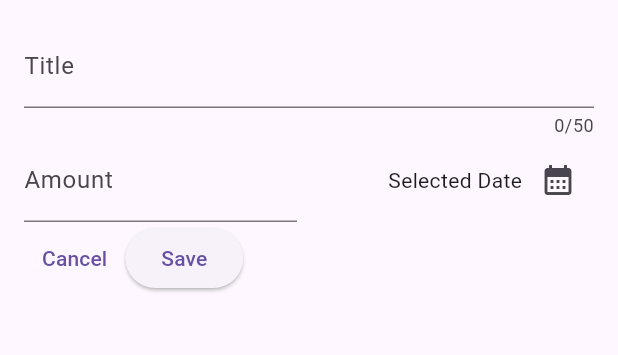
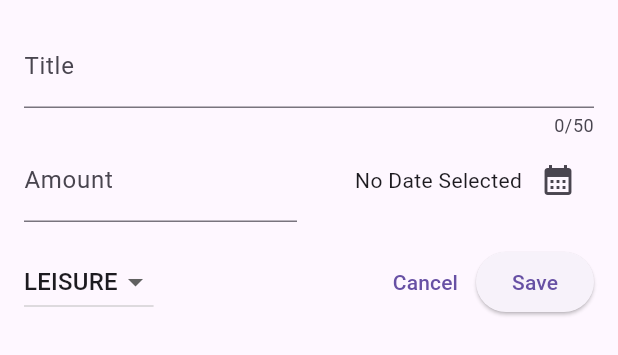
Before and after one commit to shefattonmoy/expense-tracker-app, a Flutter app: the NewExpense widget shown alone on an empty page, opened directly, on a phone screen of 412 x 824 dp. Shown: the top 355 px of the screen. Run offline on Flutter 3.47's test engine with Material 3 defaults, Android fonts, the light colour scheme and no system bars.

Commit message:
error handling done

```diff
--- a/lib/widgets/new_expense.dart
+++ b/lib/widgets/new_expense.dart
@@ -1,4 +1,5 @@
 import 'package:flutter/material.dart';
+import 'package:express_tracker/models/expense.dart';
 
 class NewExpense extends StatefulWidget {
   const NewExpense({super.key});
@@ -10,15 +11,53 @@ class NewExpense extends StatefulWidget {
 }
 
 class _NewExpenseState extends State<NewExpense> {
-
   final _titleController = TextEditingController();
 
   final _amountController = TextEditingController();
 
-  void _presentDatePicker() {
+  DateTime? _selectedDate;
+
+  Category _selectedCategory = Category.leisure;
+
+  void _presentDatePicker() async {
     final now = DateTime.now();
     final firstDate = DateTime(now.year - 1, now.month, now.day);
-    showDatePicker(context: context, initialDate: now, firstDate: firstDate, lastDate: now);
+    var pickedDate = await showDatePicker(
+      context: context,
+      initialDate: now,
+      firstDate: firstDate,
+      lastDate: now,
+    );
+    setState(() {
+      _selectedDate = pickedDate;
+    });
+  }
+
+  void _submitExpenseData() {
+    final enteredAmount = double.tryParse(_amountController.text);
+    final amountIsInvalid = enteredAmount == null || enteredAmount <= 0;
+    if (_titleController.text.trim().isEmpty ||
+        amountIsInvalid ||
+        _selectedDate == null) {
+      showDialog(
+        context: context,
+        builder: (ctx) => AlertDialog(
+          title: const Text('Invalid Dialog'),
+          content: const Text(
+            'Please make sure a valid title, amount, date or category was entered.',
+          ),
+          actions: [
+            TextButton(
+              onPressed: () {
+                Navigator.pop(ctx);
+              },
+              child: Text('Okay'),
+            ),
+          ],
+        ),
+      );
+      return;
+    }
   }
 
   @override
@@ -39,6 +78,7 @@ class _NewExpenseState extends State<NewExpense> {
             maxLength: 50,
             decoration: InputDecoration(label: const Text('Title')),
           ),
+
           Row(
             children: [
               Expanded(
@@ -52,19 +92,50 @@ class _NewExpenseState extends State<NewExpense> {
                 ),
               ),
               const SizedBox(width: 16),
-              Expanded(child: Row(
-                mainAxisAlignment: MainAxisAlignment.end,
-                crossAxisAlignment: CrossAxisAlignment.center,
-                children: [
-                const Text('Selected Date'),
-                IconButton(onPressed: _presentDatePicker, icon: const Icon(Icons.calendar_month,),),
-            ],
-            )),
+              Expanded(
+                child: Row(
+                  mainAxisAlignment: MainAxisAlignment.end,
+                  crossAxisAlignment: CrossAxisAlignment.center,
+                  children: [
+                    Text(
+                      _selectedDate == null
+                          ? 'No Date Selected'
+                          : formatter.format(_selectedDate!),
+                    ),
+                    IconButton(
+                      onPressed: _presentDatePicker,
+                      icon: const Icon(Icons.calendar_month),
+                    ),
+                  ],
+                ),
+              ),
             ],
           ),
 
+          const SizedBox(height: 16),
+
           Row(
             children: [
+              DropdownButton(
+                value: _selectedCategory,
+                items: Category.values
+                    .map(
+                      (category) => DropdownMenuItem(
+                        value: category,
+                        child: Text(category.name.toUpperCase()),
+                      ),
+                    )
+                    .toList(),
+                onChanged: (value) {
+                  if (value == null) {
+                    return;
+                  }
+                  setState(() {
+                    _selectedCategory = value;
+                  });
+                },
+              ),
+              const Spacer(),
               TextButton(
                 onPressed: () {
                   Navigator.pop(context);
@@ -72,10 +143,7 @@ class _NewExpenseState extends State<NewExpense> {
                 child: const Text('Cancel'),
               ),
               ElevatedButton(
-                onPressed: () {
-                  print(_titleController.text);
-                  print(_amountController.text);
-                },
+                onPressed: _submitExpenseData,
                 child: const Text('Save'),
               ),
             ],
```
